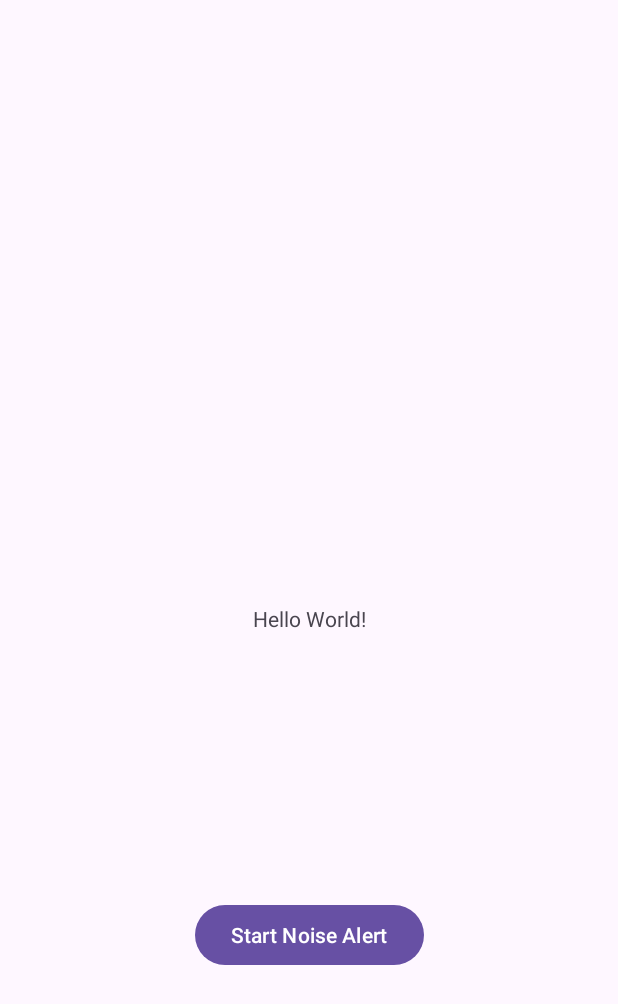
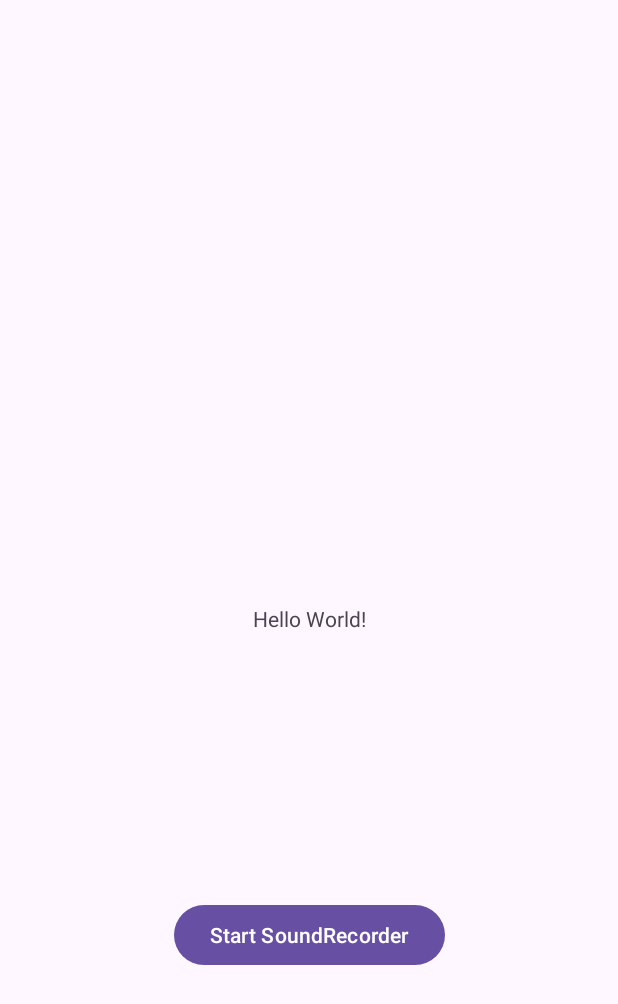
Before and after one commit to melina237/poweRise, an Android app: the screen it shows after launch (MainActivity), on a phone screen of 412 x 824 dp. Shown: the top 1004 px of the screen. Run offline under Robolectric (Android 15) with nearby library versions, the phone set to English and light mode, and no system bars.

Commit message:
fix integrating

```diff
--- a/powerRise/app/src/main/java/com/example/powerise/MainActivity.java
+++ b/powerRise/app/src/main/java/com/example/powerise/MainActivity.java
@@ -25,6 +25,11 @@ public class MainActivity extends AppCompatActivity {
         // Call the onResume method of SensorActivity
         lightSensorActivity.onResume();
     }
+    public void startSoundRecorder(View view) {
+        Intent intent = new Intent(this, SoundRecorder.class);
+        startActivity(intent);
+
+    }
 
     @Override
     protected void onPause() {
--- a/powerRise/app/src/main/res/layout/activity_main.xml
+++ b/powerRise/app/src/main/res/layout/activity_main.xml
@@ -31,8 +31,8 @@
         android:id="@+id/button_start_noise_alert"
         android:layout_width="wrap_content"
         android:layout_height="wrap_content"
-        android:onClick="startNoiseAlert"
-        android:text="Start Noise Alert"
+        android:onClick="startSoundRecorder"
+        android:text="Start SoundRecorder"
         app:layout_constraintBottom_toBottomOf="parent"
         app:layout_constraintEnd_toEndOf="parent"
         app:layout_constraintStart_toStartOf="parent"
```
